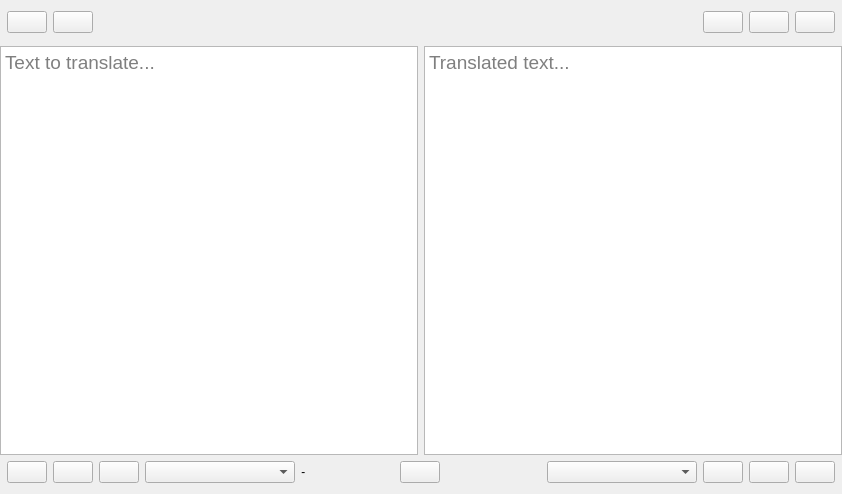
This is src/mainwindow.ui in keshavbhatt/glate-ng as Qt 5 draws it before an edit. The edited form follows.
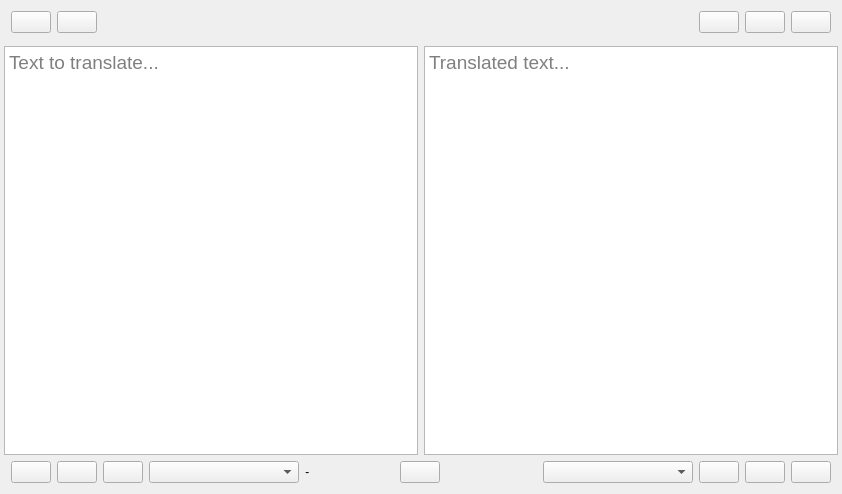
This is the edited form. Icons and pictures are not drawn. Custom widgets are drawn as their Qt base class.

Diff of the .ui file:
```diff
--- a/src/mainwindow.ui
+++ b/src/mainwindow.ui
@@ -22,10 +22,10 @@
   <widget class="QWidget" name="centralWidget">
    <layout class="QVBoxLayout" name="verticalLayout_2">
     <property name="leftMargin">
-     <number>0</number>
+     <number>4</number>
     </property>
     <property name="rightMargin">
-     <number>0</number>
+     <number>4</number>
     </property>
     <item>
      <layout class="QVBoxLayout" name="verticalLayout">
```
